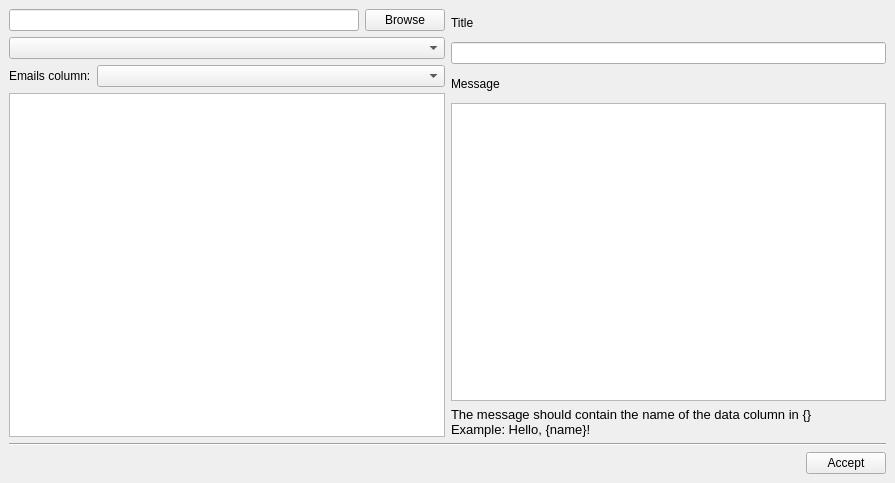
Qt form view/qt/DataWindow.ui (AlertRED/mailing) before a commit.
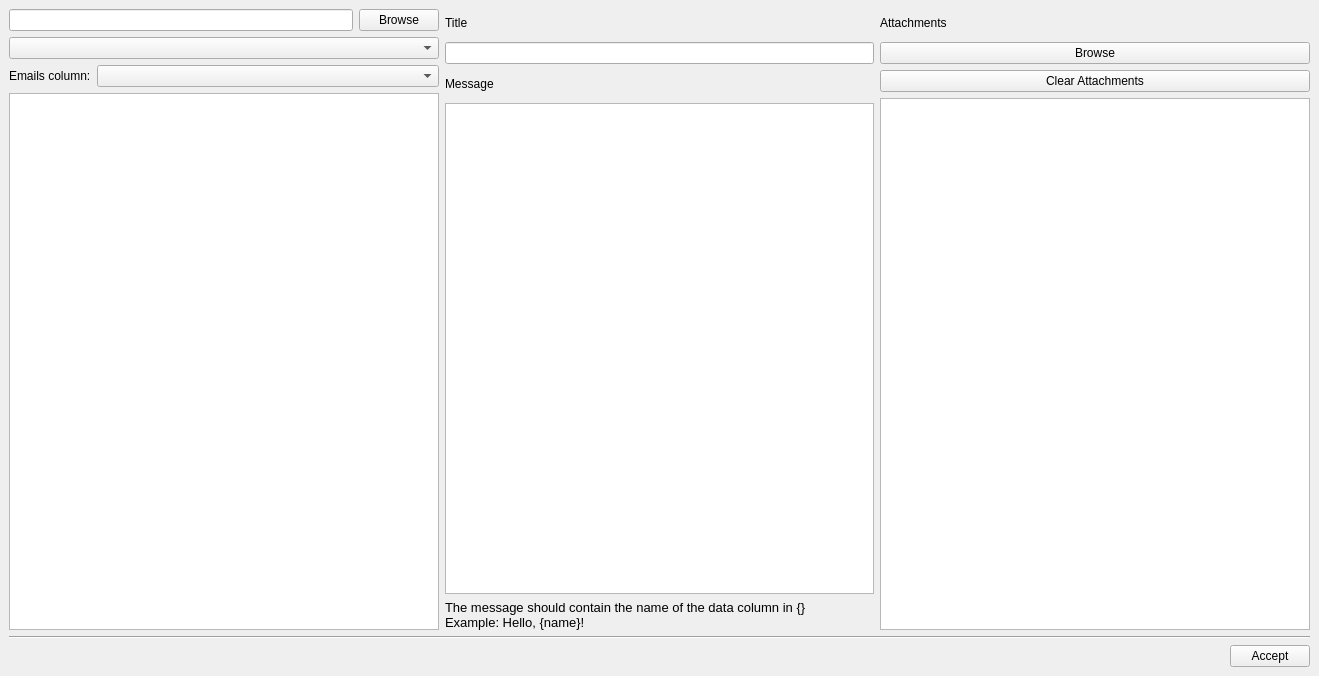
The same form after that commit.

Diff of the .ui file:
```diff
--- a/view/qt/DataWindow.ui
+++ b/view/qt/DataWindow.ui
@@ -6,17 +6,17 @@
    <rect>
     <x>0</x>
     <y>0</y>
-    <width>895</width>
-    <height>483</height>
+    <width>1319</width>
+    <height>676</height>
    </rect>
   </property>
   <property name="windowTitle">
    <string>Data</string>
   </property>
   <widget class="QWidget" name="centralwidget">
-   <layout class="QVBoxLayout" name="verticalLayout_5">
+   <layout class="QVBoxLayout" name="verticalLayout_6">
     <item>
-     <layout class="QVBoxLayout" name="verticalLayout_3">
+     <layout class="QVBoxLayout" name="verticalLayout_5">
       <item>
        <layout class="QHBoxLayout" name="horizontalLayout_4">
         <item>
@@ -149,6 +149,52 @@
           </item>
          </layout>
         </item>
+        <item>
+         <layout class="QVBoxLayout" name="verticalLayout_3">
+          <item>
+           <widget class="QLabel" name="label_2">
+            <property name="sizePolicy">
+             <sizepolicy hsizetype="Preferred" vsizetype="Minimum">
+              <horstretch>0</horstretch>
+              <verstretch>0</verstretch>
+             </sizepolicy>
+            </property>
+            <property name="minimumSize">
+             <size>
+              <width>0</width>
+              <height>27</height>
+             </size>
+            </property>
+            <property name="text">
+             <string>Attachments</string>
+            </property>
+           </widget>
+          </item>
+          <item>
+           <widget class="QPushButton" name="pushButton_browsAttachments">
+            <property name="sizePolicy">
+             <sizepolicy hsizetype="Preferred" vsizetype="Fixed">
+              <horstretch>0</horstretch>
+              <verstretch>0</verstretch>
+             </sizepolicy>
+            </property>
+            <property name="text">
+             <string>Browse</string>
+            </property>
+           </widget>
+          </item>
+          <item>
+           <widget class="QPushButton" name="pushButton_clearAttachments">
+            <property name="text">
+             <string>Clear Attachments</string>
+            </property>
+           </widget>
+          </item>
+          <item>
+           <widget class="QListWidget" name="listWidget_attachments"/>
+          </item>
+         </layout>
+        </item>
        </layout>
       </item>
       <item>
```
